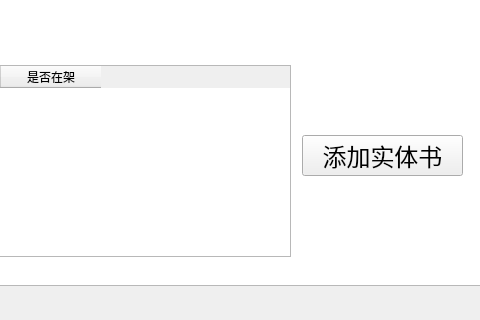
renzibei/TGLibrary, file Library_Administrator_System/bookoperation.ui: the form before one commit; both pictures show x 320 to 800 and y 395 to 715 of the 800 by 800 pixel window.
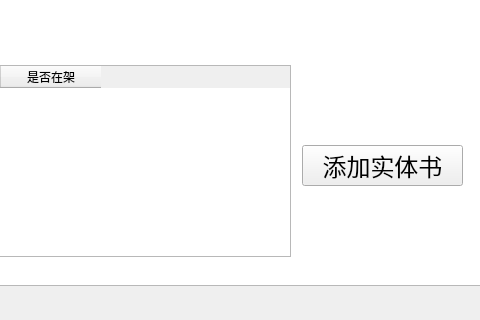
The form after the commit.

```diff
--- a/Library_Administrator_System/bookoperation.ui
+++ b/Library_Administrator_System/bookoperation.ui
@@ -158,7 +158,7 @@
    <property name="geometry">
     <rect>
      <x>622</x>
-     <y>530</y>
+     <y>540</y>
      <width>161</width>
      <height>41</height>
     </rect>
```
